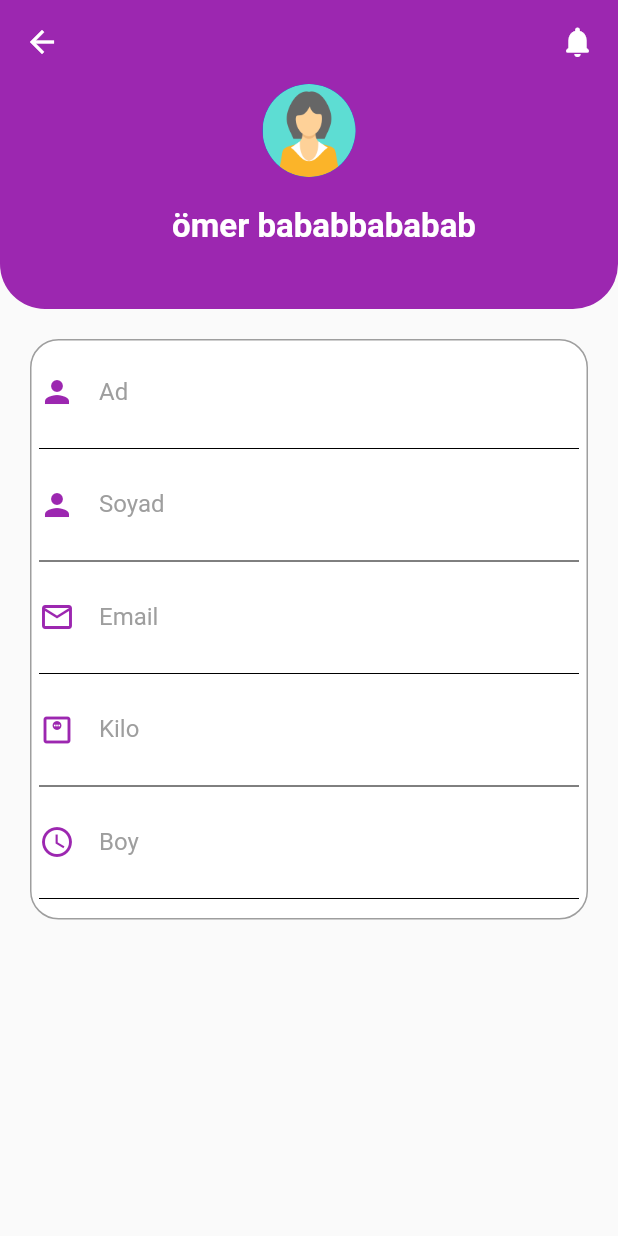
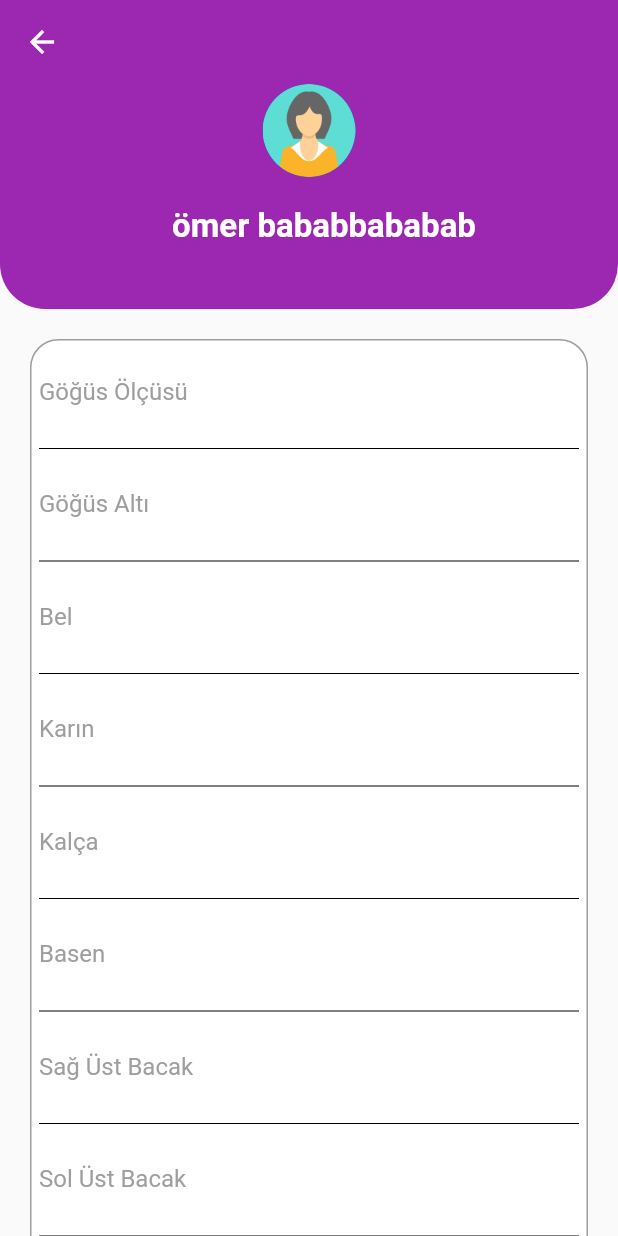
Before and after one commit to Meliih/twist_appointment_app, a Flutter app: the UserPage screen opened directly, on a phone screen of 412 x 824 dp. Run offline on Flutter 3.47's test engine with Material 2 defaults, Android fonts, the light colour scheme and no system bars; our stand-ins replace firebase_core, firebase_database; accounts and stored records are empty; network calls fail.

Commit message:
user page screen

```diff
--- a/lib/CategoryTrainer.dart
+++ b/lib/CategoryTrainer.dart
@@ -4,12 +4,12 @@ import 'package:twist_appointment_app/DbHelper.dart';
 import 'Doctor_details_page.dart';
 
 class CategoryTrainer extends StatefulWidget {
-
   final List<Trainer> trainers;
   final int selectedCategory;
 
-  const CategoryTrainer({Key? key, required this.trainers,required this.selectedCategory}) : super(key: key);
-
+  const CategoryTrainer(
+      {Key? key, required this.trainers, required this.selectedCategory})
+      : super(key: key);
 
   @override
   State<CategoryTrainer> createState() => _CategoryTrainerState();
@@ -18,10 +18,11 @@ class CategoryTrainer extends StatefulWidget {
 class _CategoryTrainerState extends State<CategoryTrainer> {
   @override
   Widget build(BuildContext context) {
-    return initWidget(context, widget.trainers,widget.selectedCategory);
+    return initWidget(context, widget.trainers, widget.selectedCategory);
   }
 
-  Widget initWidget(BuildContext context, List<Trainer> trainers,int selectedCategory) {
+  Widget initWidget(
+      BuildContext context, List<Trainer> trainers, int selectedCategory) {
     //Size size = MediaQuery.of(context).size;
     return Scaffold(
       backgroundColor: Colors.purple,
@@ -29,10 +30,7 @@ class _CategoryTrainerState extends State<CategoryTrainer> {
         elevation: 0.0,
         backgroundColor: Colors.purple,
         //centerTitle: true,
-        leading: Icon(
-          Icons.menu,
-          color: Colors.white,
-        ),
+
         actions: [
           GestureDetector(
             child: Container(
@@ -59,32 +57,33 @@ class _CategoryTrainerState extends State<CategoryTrainer> {
               child: ListView.builder(
                   itemCount: trainers.length,
                   itemBuilder: (BuildContext context, int index) {
-                    for(int i = 0; i<trainers[index].category_id.length; i++) {
+                    for (int i = 0;
+                        i < trainers[index].category_id.length;
+                        i++) {
                       if (selectedCategory == trainers[index].category_id[i]) {
                         return demoTopRatedDr(context, trainers[index]);
                       }
                     }
-                    return SizedBox(width: 0,);
-                  }
+                    return SizedBox(
+                      width: 0,
+                    );
+                  }),
             ),
-            ),
-
           ),
         ],
       ),
     );
   }
 }
+
 Widget demoTopRatedDr(BuildContext context, Trainer trainer) {
-
   var size = MediaQuery.of(context).size;
   return GestureDetector(
     onTap: () {
       /*Navigator.push(context,
             MaterialPageRoute(builder: (context) => DoctorDetailPage()));*/
     },
-      child:
-      Container(
+    child: Container(
       height: 115,
       // width: size.width,
       margin: EdgeInsets.only(top: 10),
@@ -92,7 +91,7 @@ class _CategoryTrainerState extends State<CategoryTrainer> {
         color: Colors.white,
         borderRadius: BorderRadius.circular(5),
       ),
-        child: _buildRow(context,trainer),
+      child: _buildRow(context, trainer),
       /*Row(
           mainAxisAlignment: MainAxisAlignment.start,
           crossAxisAlignment: CrossAxisAlignment.start,
@@ -175,7 +174,7 @@ class _CategoryTrainerState extends State<CategoryTrainer> {
   );
 }
 
-  Widget _buildRow(BuildContext context,Trainer trainer) {
+Widget _buildRow(BuildContext context, Trainer trainer) {
   return Container(
     padding: const EdgeInsets.all(16),
     child: Row(
@@ -200,21 +199,28 @@ class _CategoryTrainerState extends State<CategoryTrainer> {
                   ),
                   Column(
                     children: <Widget>[
-                        Text(trainer.domain, style: TextStyle(color: Colors.grey)),
+                      Text(trainer.domain,
+                          style: TextStyle(color: Colors.grey)),
                     ],
                   ),
                   Column(
                     children: <Widget>[
-                        Text(trainer.rating, style: TextStyle(fontWeight: FontWeight.bold)),
+                      Text(trainer.rating,
+                          style: TextStyle(fontWeight: FontWeight.bold)),
                       Text("Puan", style: TextStyle(color: Colors.grey)),
                     ],
                   ),
                 ],
               ),
-                OutlineButton(onPressed: () {
-                  Navigator.push(context,
-                      MaterialPageRoute(builder: (context) => DoctorDetailPage(trainer:trainer)));
-                }, child: Text("Randevu Al")),
+              OutlineButton(
+                  onPressed: () {
+                    Navigator.push(
+                        context,
+                        MaterialPageRoute(
+                            builder: (context) =>
+                                DoctorDetailPage(trainer: trainer)));
+                  },
+                  child: Text("Randevu Al")),
             ],
           ),
         ),
--- a/lib/DbHelper.dart
+++ b/lib/DbHelper.dart
@@ -1,63 +1,60 @@
+import 'dart:collection';
+import '';
 import 'package:firebase_database/firebase_database.dart';
 import 'package:flutter/material.dart';
 
-class DbHelper{
-
-  void writeData(var trainer,){
-    DatabaseReference reference = FirebaseDatabase.instance.reference().child("Category").child("2");
+class DbHelper {
+  void writeData(var trainer) {
+    DatabaseReference reference =
+        FirebaseDatabase.instance.reference().child("Category").child("2");
     reference.set(trainer);
   }
 
-  void readData(){
-
-  }
-
-  List<Trainer> Trainers (){
-
-    Trainer trainer = Trainer(1,"image/woman.png","Çağla Öner","5.0","",[1,2]);
-    Trainer trainer2 = Trainer(2,"image/girl.png","Zeliha ","5.0","",[1]);
-    Trainer trainer3 = Trainer(3,"image/woman.png","Kadriye","5.0","",[1]);
-    Trainer trainer4 = Trainer(4,"image/woman.png","Mine","5.0","",[1]);
-    Trainer trainer5 = Trainer(5,"image/woman.png","Sibel","5.0","",[2,1]);
+  List<Trainer> Trainers() {
+    Trainer trainer =
+        Trainer(1, "image/woman.png", "Çağla Öner", "5.0", "", [1, 2]);
+    Trainer trainer2 = Trainer(2, "image/girl.png", "Zeliha ", "5.0", "", [1]);
+    Trainer trainer3 = Trainer(3, "image/woman.png", "Kadriye", "5.0", "", [1]);
+    Trainer trainer4 = Trainer(4, "image/woman.png", "Mine", "5.0", "", [1]);
+    Trainer trainer5 =
+        Trainer(5, "image/woman.png", "Sibel", "5.0", "", [2, 1]);
     //writeData(trainer5.toMap());
-
+    //readData();
     List<Trainer> trainers = List<Trainer>.filled(5, trainer);
-    trainers[0] =trainer;
-    trainers[1]=trainer2;
-    trainers[2]=trainer3;
-    trainers[3]=trainer4;
-    trainers[4]=trainer5;
-
+    trainers[0] = trainer;
+    trainers[1] = trainer2;
+    trainers[2] = trainer3;
+    trainers[3] = trainer4;
+    trainers[4] = trainer5;
 
     return trainers;
   }
 
-  List<Category> Categories(){
-    Category category = Category(1,"image/2320765.png", "Pilates", 0);
-    Category category1 = Category(2,"image/gymnastics.png", "Jimnastik", 0);
+  List<Category> Categories() {
+    Category category = Category(1, "image/2320765.png", "Pilates", 0);
+    Category category1 =
+        Category(2, "image/gymnastics.png", "Hamile Pilates", 0);
     List<Category> categories = List<Category>.filled(2, category);
     //writeData(category1.toMap());
-    categories[0]=category;
-    categories[1]=category1;
+    categories[0] = category;
+    categories[1] = category1;
 
     return categories;
   }
-
-
 }
 
-class Category{
+class Category {
   late int id;
   late String img;
   late String name;
   late int trainerCount;
 
-  Map<String,dynamic> toMap() {
-    var map = <String,dynamic>{
-      "id" : id,
-      "name" : name,
-      "img" : img,
-      "trainerCount" : trainerCount,
+  Map<String, dynamic> toMap() {
+    var map = <String, dynamic>{
+      "id": id,
+      "name": name,
+      "img": img,
+      "trainerCount": trainerCount,
     };
     return map;
   }
@@ -67,7 +64,6 @@ class Category{
         name = jsonMap["name"],
         trainerCount = jsonMap["trainerCount"],
         img = jsonMap["img"];
-
 
   Category(this.id, this.img, this.name, this.trainerCount);
 }
@@ -80,20 +76,27 @@ class Trainer {
   late String domain;
   late List<int> category_id;
 
-  Map<String,dynamic> toMap() {
-    var map = <String,dynamic>{
-      "id" : id,
-      "name" : name,
-      "img" : img,
-      "rating" : rating,
-      "domain" : domain,
-      "categor_id" : category_id
+  Map<String, dynamic> toMap() {
+    var map = <String, dynamic>{
+      "id": id,
+      "name": name,
+      "img": img,
+      "rating": rating,
+      "domain": domain,
+      "categor_id": category_id
     };
     return map;
   }
 
-  Trainer(this.id, this.img, this.name, this.rating, this.domain,this.category_id);
+  Trainer.fromMap(Map<String, dynamic> jsonMap)
+      : id = jsonMap["id"],
+        name = jsonMap["name"],
+        rating = jsonMap["rating"],
+        domain = jsonMap["domain"],
+        category_id = jsonMap["category_id"];
 
+  Trainer(
+      this.id, this.img, this.name, this.rating, this.domain, this.category_id);
 }
 
 class User {
@@ -105,15 +108,15 @@ class User {
   late String email;
   late String userName;
 
-  Map<String,dynamic> toMap() {
-    var map = <String,dynamic>{
-      "id" : id,
-      "name" : name,
-      "surname" : surname,
-      "img" : img,
-      "password" : password,
-      "email" : email,
-      "userName" : userName
+  Map<String, dynamic> toMap() {
+    var map = <String, dynamic>{
+      "id": id,
+      "name": name,
+      "surname": surname,
+      "img": img,
+      "password": password,
+      "email": email,
+      "userName": userName
     };
     return map;
   }
--- a/lib/HomePage.dart
+++ b/lib/HomePage.dart
@@ -2,7 +2,9 @@ import 'package:flutter/material.dart';
 import 'package:twist_appointment_app/CategoryTrainer.dart';
 import 'package:twist_appointment_app/DbHelper.dart';
 import 'package:twist_appointment_app/NavigationDrawer.dart';
+import 'package:twist_appointment_app/Screen/UserPageScreen.dart';
 import 'Doctor_details_page.dart';
+import 'Screen/NotificationScreen.dart';
 
 class HomePage extends StatefulWidget {
   @override
@@ -44,6 +46,12 @@ class HomePageState extends State<HomePage> {
                 color: Colors.white,
               ),
             ),
+            onTap: () {
+              Navigator.push(
+                  context,
+                  MaterialPageRoute(
+                      builder: (context) => NotificationScreen()));
+            },
           ),
           GestureDetector(
             behavior: HitTestBehavior.translucent,
@@ -54,6 +62,10 @@ class HomePageState extends State<HomePage> {
                 radius: 22.0,
               ),
             ),
+            onTap: () {
+              Navigator.push(
+                  context, MaterialPageRoute(builder: (context) => UserPage()));
+            },
           )
         ],
       ),
@@ -208,8 +220,8 @@ class HomePageState extends State<HomePage> {
             context,
             MaterialPageRoute(
                 builder: (context) => DoctorDetailPage(
-                  trainer: trainer,
-                )));
+                      trainer: trainer,
+                    )));
       },
       child: Container(
         height: 90,
@@ -261,7 +273,7 @@ class HomePageState extends State<HomePage> {
                         ),
                         Container(
                           margin:
-                          EdgeInsets.only(top: 3, left: size.width * 0.25),
+                              EdgeInsets.only(top: 3, left: size.width * 0.25),
                           child: Row(
                             children: [
                               Container(
--- a/lib/NavigationDrawer.dart
+++ b/lib/NavigationDrawer.dart
@@ -1,7 +1,7 @@
 import 'package:flutter/material.dart';
 import 'package:twist_appointment_app/HomePage.dart';
 
-import 'UserPage.dart';
+import 'Screen/UserPage.dart';
 
 class NavigationDrawer extends StatefulWidget {
   const NavigationDrawer({Key? key}) : super(key: key);
--- /dev/null
+++ b/lib/Screen/NotificationScreen.dart
@@ -0,0 +1,39 @@
+import 'package:flutter/material.dart';
+
+class NotificationScreen extends StatefulWidget {
+  @override
+  State<StatefulWidget> createState() => _NotificationScreen();
+}
+
+class _NotificationScreen extends State<NotificationScreen> {
+  @override
+  Widget build(BuildContext context) {
+    return initScreen();
+  }
+
+  Widget initScreen() {
+    return Scaffold(
+      appBar: AppBar(
+        elevation: 0.0,
+        backgroundColor: Colors.purple,
+        centerTitle: true,
+        leading: GestureDetector(
+          onTap: () {
+            Navigator.pop(context);
+          },
+          child: Icon(
+            Icons.arrow_back,
+            color: Colors.white,
+          ),
+        ),
+      ),
+      body: SingleChildScrollView(
+        child: Column(
+          children: [
+            Text("Notification"),
+          ],
+        ),
+      ),
+    );
+  }
+}
--- /dev/null
+++ b/lib/Screen/UserPageScreen.dart
@@ -0,0 +1,231 @@
+import 'package:flutter/material.dart';
+
+class UserPage extends StatefulWidget {
+  @override
+  State<StatefulWidget> createState() => _UserPage();
+}
+
+class _UserPage extends State<UserPage> {
+  @override
+  Widget build(BuildContext context) {
+    return initScreen();
+  }
+
+  Widget initScreen() {
+    Size size = MediaQuery.of(context).size;
+    return Scaffold(
+      appBar: AppBar(
+        elevation: 0.0,
+        backgroundColor: Colors.purple,
+        centerTitle: true,
+        leading: GestureDetector(
+          onTap: () {
+            Navigator.pop(context);
+          },
+          child: Icon(
+            Icons.arrow_back,
+            color: Colors.white,
+          ),
+        ),
+      ),
+      body: SingleChildScrollView(
+        child: Column(
+          crossAxisAlignment: CrossAxisAlignment.start,
+          children: [
+            Container(
+              height: 150,
+              width: size.width,
+              decoration: const BoxDecoration(
+                  color: Colors.purple,
+                  borderRadius: BorderRadius.only(
+                      bottomLeft: Radius.circular(30),
+                      bottomRight: Radius.circular(30))),
+              child: Container(
+                margin: const EdgeInsets.only(bottom: 30),
+                child: Column(
+                  mainAxisAlignment: MainAxisAlignment.start,
+                  children: [
+                    Container(
+                      margin: EdgeInsets.only(bottom: 20),
+                      child: CircleAvatar(
+                        backgroundImage: new AssetImage("image/girl.png"),
+                        radius: 31.0,
+                      ),
+                    ),
+                    Container(
+                      margin: EdgeInsets.only(left: 20),
+                      child: Text(
+                        "ömer bababbababab",
+                        style: TextStyle(
+                          color: Colors.white,
+                          fontSize: 22,
+                          fontFamily: 'Roboto',
+                          fontWeight: FontWeight.w700,
+                        ),
+                      ),
+                    )
+                  ],
+                ),
+              ),
+            ),
+            buildTextField(),
+            Container(
+              alignment: Alignment.center,
+              width: MediaQuery.of(context).size.width,
+              height: 50,
+              margin: EdgeInsets.all(20),
+              decoration: BoxDecoration(
+                color: Colors.purple,
+                borderRadius: BorderRadius.circular(5),
+                boxShadow: [
+                  BoxShadow(
+                    color: Color(0x17000000),
+                    offset: Offset(0, 15),
+                    blurRadius: 15,
+                    spreadRadius: 0,
+                  ),
+                ],
+              ),
+              child: Text(
+                'Kaydet',
+                style: TextStyle(
+                  color: Colors.white,
+                  fontSize: 20,
+                  fontFamily: 'Roboto',
+                  fontWeight: FontWeight.w500,
+                ),
+              ),
+            ),
+          ],
+        ),
+      ),
+    );
+  }
+
+  buildTextField() {
+    return Container(
+      decoration: BoxDecoration(
+          color: Colors.white,
+          border: Border.all(color: Colors.grey),
+          borderRadius: BorderRadius.circular(19)),
+      margin: const EdgeInsets.fromLTRB(20, 20, 20, 10),
+      padding: const EdgeInsets.fromLTRB(5, 5, 5, 5),
+      child: Column(
+        children: <Widget>[
+          TextField(
+            decoration: InputDecoration(
+                labelText: "Göğüs Ölçüsü",
+                enabledBorder: InputBorder.none,
+                labelStyle: const TextStyle(color: Colors.grey)),
+          ),
+          Container(
+            child: Divider(
+              color: Colors.black,
+            ),
+          ),
+          TextField(
+            obscureText: false,
+            decoration: InputDecoration(
+                labelText: "Göğüs Altı",
+                enabledBorder: InputBorder.none,
+                labelStyle: const TextStyle(color: Colors.grey)),
+          ),
+          Container(
+            child: Divider(
+              color: Colors.black,
+            ),
+          ),
+          TextField(
+            obscureText: false,
+            decoration: InputDecoration(
+                labelText: "Bel",
+                enabledBorder: InputBorder.none,
+                labelStyle: const TextStyle(color: Colors.grey)),
+          ),
+          Container(
+            child: Divider(
+              color: Colors.black,
+            ),
+          ),
+          TextField(
+            decoration: InputDecoration(
+                labelText: "Karın",
+                enabledBorder: InputBorder.none,
+                labelStyle: const TextStyle(color: Colors.grey)),
+          ),
+          Container(
+            child: Divider(
+              color: Colors.black,
+            ),
+          ),
+          TextField(
+            decoration: InputDecoration(
+                labelText: "Kalça",
+                enabledBorder: InputBorder.none,
+                labelStyle: const TextStyle(color: Colors.grey)),
+          ),
+          Container(
+            child: Divider(
+              color: Colors.black,
+            ),
+          ),
+          TextField(
+            decoration: InputDecoration(
+                labelText: "Basen",
+                enabledBorder: InputBorder.none,
+                labelStyle: const TextStyle(color: Colors.grey)),
+          ),
+          Container(
+            child: Divider(
+              color: Colors.black,
+            ),
+          ),
+          TextField(
+            decoration: InputDecoration(
+                labelText: "Sağ Üst Bacak",
+                enabledBorder: InputBorder.none,
+                labelStyle: const TextStyle(color: Colors.grey)),
+          ),
+          Container(
+            child: Divider(
+              color: Colors.black,
+            ),
+          ),
+          TextField(
+            decoration: InputDecoration(
+                labelText: "Sol Üst Bacak",
+                enabledBorder: InputBorder.none,
+                labelStyle: const TextStyle(color: Colors.grey)),
+          ),
+          Container(
+            child: Divider(
+              color: Colors.black,
+            ),
+          ),
+          TextField(
+            decoration: InputDecoration(
+                labelText: "Sağ Üst Kol",
+                enabledBorder: InputBorder.none,
+                labelStyle: const TextStyle(color: Colors.grey)),
+          ),
+          Container(
+            child: Divider(
+              color: Colors.black,
+            ),
+          ),
+          TextField(
+            decoration: InputDecoration(
+                labelText: "Sol Üst Kol",
+                enabledBorder: InputBorder.none,
+                labelStyle: const TextStyle(color: Colors.grey)),
+          ),
+          Container(
+            child: Divider(
+              color: Colors.black,
+            ),
+          ),
+        ],
+      ),
+    );
+  }
+}
--- a/lib/UserPage.dart
+++ /dev/null
@@ -1,177 +0,0 @@
-import 'package:flutter/material.dart';
-
-class UserPage extends StatefulWidget {
-  @override
-  State<StatefulWidget> createState() => _UserPage();
-}
-
-class _UserPage extends State<UserPage> {
-  @override
-  Widget build(BuildContext context) {
-    return initScreen();
-  }
-
-  Widget initScreen() {
-    Size size = MediaQuery.of(context).size;
-    return Scaffold(
-      appBar: AppBar(
-        elevation: 0.0,
-        backgroundColor: Colors.purple,
-        centerTitle: true,
-        leading: GestureDetector(
-          onTap: () {
-            Navigator.pop(context);
-          },
-          child: Icon(
-            Icons.arrow_back,
-            color: Colors.white,
-          ),
-        ),
-        actions: [
-          GestureDetector(
-            onTap: () {},
-            child: Container(
-              margin: EdgeInsets.only(right: 15),
-              child: Icon(
-                Icons.notifications_rounded,
-                color: Colors.white,
-              ),
-            ),
-          ),
-        ],
-      ),
-      body: SingleChildScrollView(
-        child: Column(
-          crossAxisAlignment: CrossAxisAlignment.start,
-          children: [
-            Container(
-              height: 150,
-              width: size.width,
-              decoration: const BoxDecoration(
-                  color: Colors.purple,
-                  borderRadius: BorderRadius.only(
-                      bottomLeft: Radius.circular(30),
-                      bottomRight: Radius.circular(30))),
-              child: Container(
-                margin: const EdgeInsets.only(bottom: 30),
-                child: Column(
-                  mainAxisAlignment: MainAxisAlignment.start,
-                  children: [
-                    Container(
-                      margin: EdgeInsets.only(bottom: 20),
-                      child: CircleAvatar(
-                        backgroundImage: new AssetImage("image/girl.png"),
-                        radius: 31.0,
-                      ),
-                    ),
-                    Container(
-                      margin: EdgeInsets.only(left: 20),
-                      child: Text(
-                        "ömer bababbababab",
-                        style: TextStyle(
-                          color: Colors.white,
-                          fontSize: 22,
-                          fontFamily: 'Roboto',
-                          fontWeight: FontWeight.w700,
-                        ),
-                      ),
-                    )
-                  ],
-                ),
-              ),
-            ),
-            Container(
-              decoration: BoxDecoration(
-                  color: Colors.white,
-                  border: Border.all(color: Colors.grey),
-                  borderRadius: BorderRadius.circular(19)),
-              margin: const EdgeInsets.fromLTRB(20, 20, 20, 10),
-              padding: const EdgeInsets.fromLTRB(5, 5, 5, 5),
-              child: Column(
-                children: <Widget>[
-                  TextField(
-                    decoration: InputDecoration(
-                        icon: const Icon(
-                          Icons.person,
-                          color: Colors.purple,
-                        ),
-                        labelText: "Ad",
-                        enabledBorder: InputBorder.none,
-                        labelStyle: const TextStyle(color: Colors.grey)),
-                  ),
-                  Container(
-                    child: Divider(
-                      color: Colors.black,
-                    ),
-                  ),
-                  TextField(
-                    obscureText: false,
-                    decoration: InputDecoration(
-                        icon: const Icon(
-                          Icons.person,
-                          color: Colors.purple,
-                        ),
-                        labelText: "Soyad",
-                        enabledBorder: InputBorder.none,
-                        labelStyle: const TextStyle(color: Colors.grey)),
-                  ),
-                  Container(
-                    child: Divider(
-                      color: Colors.black,
-                    ),
-                  ),
-                  TextField(
-                    obscureText: false,
-                    decoration: InputDecoration(
-                        icon: const Icon(
-                          Icons.mail_outline,
-                          color: Colors.purple,
-                        ),
-                        labelText: "Email",
-                        enabledBorder: InputBorder.none,
-                        labelStyle: const TextStyle(color: Colors.grey)),
-                  ),
-                  Container(
-                    child: Divider(
-                      color: Colors.black,
-                    ),
-                  ),
-                  TextField(
-                    decoration: InputDecoration(
-                        icon: const Icon(
-                          Icons.monitor_weight_outlined,
-                          color: Colors.purple,
-                        ),
-                        labelText: "Kilo",
-                        enabledBorder: InputBorder.none,
-                        labelStyle: const TextStyle(color: Colors.grey)),
-                  ),
-                  Container(
-                    child: Divider(
-                      color: Colors.black,
-                    ),
-                  ),
-                  TextField(
-                    decoration: InputDecoration(
-                        icon: const Icon(
-                          Icons.access_time,
-                          color: Colors.purple,
-                        ),
-                        labelText: "Boy",
-                        enabledBorder: InputBorder.none,
-                        labelStyle: const TextStyle(color: Colors.grey)),
-                  ),
-                  Container(
-                    child: Divider(
-                      color: Colors.black,
-                    ),
-                  ),
-                ],
-              ),
-            ),
-          ],
-        ),
-      ),
-    );
-  }
-}
--- a/pubspec.yaml
+++ b/pubspec.yaml
@@ -38,6 +38,7 @@ dependencies:
   # Use with the CupertinoIcons class for iOS style icons.
 
   intl: ^0.17.0
+  cloud_firestore: ^3.1.13
 
 dev_dependencies:
   flutter_test:
```
Also changed, not shown: lib/Login/LoginPage.dart (+9 -9 lines), pubspec.lock, 2 other files. Lines whose indentation alone changed are shown as unchanged.
